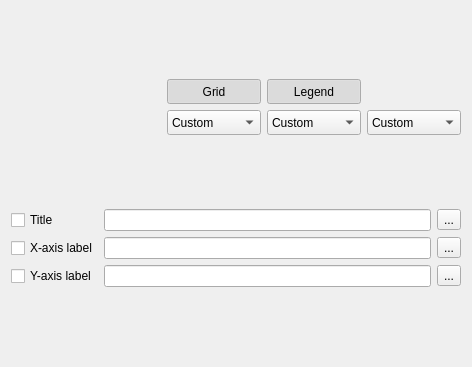
Old version of the form Libs/MRML/Widgets/Resources/UI/qMRMLPlotViewControllerWidget.ui in the repository Slicer/SlicerGitSVNArchive.
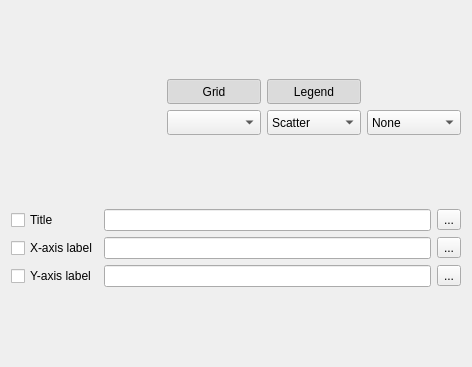
New version of the form. Icons and pictures are not drawn. Custom widgets are drawn as their Qt base class.

```diff
--- a/Libs/MRML/Widgets/Resources/UI/qMRMLPlotViewControllerWidget.ui
+++ b/Libs/MRML/Widgets/Resources/UI/qMRMLPlotViewControllerWidget.ui
@@ -75,16 +75,6 @@
        <property name="currentIndex">
         <number>0</number>
        </property>
-       <item>
-        <property name="text">
-         <string>Custom</string>
-        </property>
-       </item>
-       <item>
-        <property name="text">
-         <string>Line</string>
-        </property>
-       </item>
        <item>
         <property name="text">
          <string>Scatter</string>
@@ -181,16 +171,6 @@
        <property name="toolTip">
         <string>This combobox allows to change the X-Axis for all the active PlotDataNodes. If the value &quot;Custom&quot; is selected, each PlotDataNode has its individual value. If another value is chosen, all the PlotDataNodes referenced by the PlotChartNode will be updated with the new value. The value &quot;Indexes&quot; will use simple ordinal numbers 1, 2, 3, ... as x coordinate values. For the other values, the correspective column will be used. </string>
        </property>
-       <item>
-        <property name="text">
-         <string>Custom</string>
-        </property>
-       </item>
-       <item>
-        <property name="text">
-         <string>Indexes</string>
-        </property>
-       </item>
       </widget>
      </item>
      <item row="2" column="1">
@@ -238,11 +218,6 @@
        <property name="toolTip">
         <string>This combobox allows to change the type of the markers for all the active PlotDataNodes. If the value &quot;Custom&quot; is selected, each PlotDataNode has its individual value. If another value is chosen, all the PlotDataNodes referenced by the PlotChartNode will be updated with the new value.</string>
        </property>
-       <item>
-        <property name="text">
-         <string>Custom</string>
-        </property>
-       </item>
        <item>
         <property name="text">
          <string>None</string>
```
Left out of the diff: 16 changed lines with no effect on the pictures.
